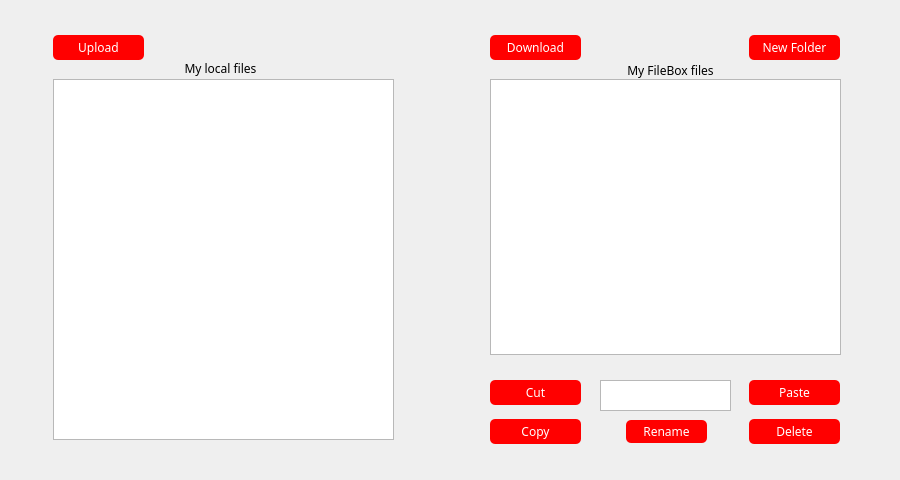
Old version of the form client/code/forms/filebox.ui in the repository LukaVujcic/26-filebox.
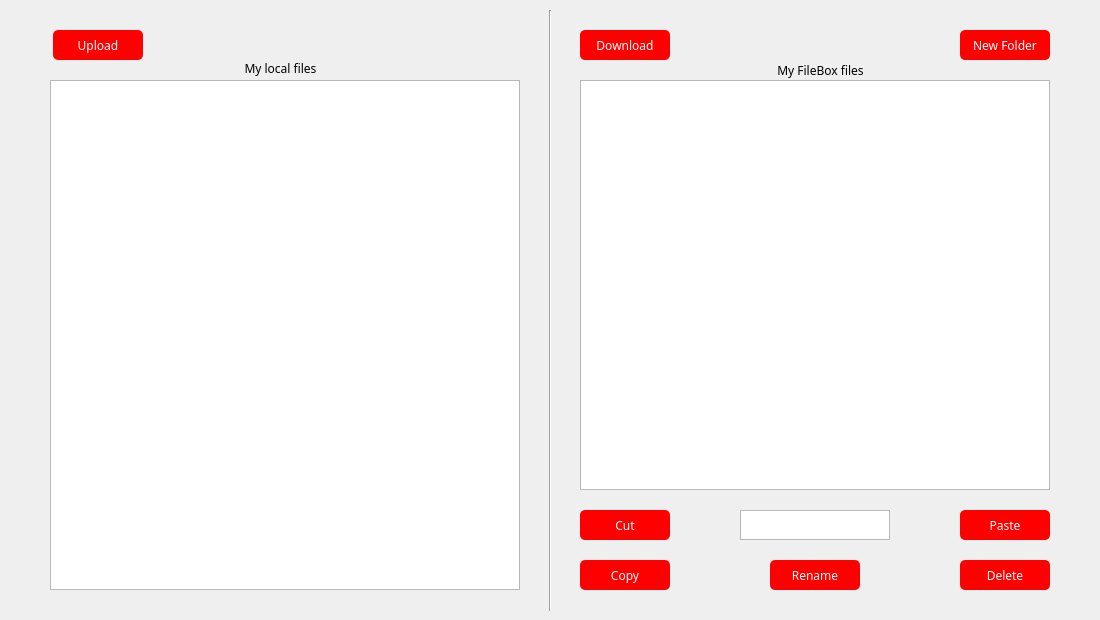
New version of the form. Icons and pictures are not drawn. Custom widgets are drawn as their Qt base class.

Commit message: style(FileBox): Make form larger

What changed in the file:
```diff
--- a/client/code/forms/filebox.ui
+++ b/client/code/forms/filebox.ui
@@ -6,20 +6,20 @@
    <rect>
     <x>0</x>
     <y>0</y>
-    <width>900</width>
-    <height>480</height>
+    <width>1100</width>
+    <height>620</height>
    </rect>
   </property>
   <property name="minimumSize">
    <size>
-    <width>900</width>
-    <height>480</height>
+    <width>1100</width>
+    <height>620</height>
    </size>
   </property>
   <property name="maximumSize">
    <size>
-    <width>900</width>
-    <height>480</height>
+    <width>1100</width>
+    <height>620</height>
    </size>
   </property>
   <property name="windowTitle">
@@ -58,9 +58,9 @@
    <property name="geometry">
     <rect>
      <x>53</x>
-     <y>35</y>
-     <width>91</width>
-     <height>25</height>
+     <y>30</y>
+     <width>90</width>
+     <height>30</height>
     </rect>
    </property>
    <property name="text">
@@ -70,7 +70,7 @@
   <widget class="QLabel" name="lblLocalFiles">
    <property name="geometry">
     <rect>
-     <x>170</x>
+     <x>230</x>
      <y>60</y>
      <width>101</width>
      <height>16</height>
@@ -89,10 +89,10 @@
   <widget class="FileSystemTreeView" name="twLocalFiles">
    <property name="geometry">
     <rect>
-     <x>53</x>
-     <y>79</y>
-     <width>341</width>
-     <height>361</height>
+     <x>50</x>
+     <y>80</y>
+     <width>470</width>
+     <height>510</height>
     </rect>
    </property>
    <property name="selectionMode">
@@ -102,10 +102,10 @@
   <widget class="QPushButton" name="pbCopy">
    <property name="geometry">
     <rect>
-     <x>490</x>
-     <y>419</y>
-     <width>91</width>
-     <height>25</height>
+     <x>580</x>
+     <y>560</y>
+     <width>90</width>
+     <height>30</height>
     </rect>
    </property>
    <property name="styleSheet">
@@ -118,10 +118,10 @@
   <widget class="QPushButton" name="pbPaste">
    <property name="geometry">
     <rect>
-     <x>749</x>
-     <y>380</y>
-     <width>91</width>
-     <height>25</height>
+     <x>960</x>
+     <y>510</y>
+     <width>90</width>
+     <height>30</height>
     </rect>
    </property>
    <property name="styleSheet">
@@ -134,10 +134,10 @@
   <widget class="FileSystemTreeView" name="twRemoteFiles">
    <property name="geometry">
     <rect>
-     <x>490</x>
-     <y>79</y>
-     <width>351</width>
-     <height>276</height>
+     <x>580</x>
+     <y>80</y>
+     <width>470</width>
+     <height>410</height>
     </rect>
    </property>
    <property name="selectionMode">
@@ -147,10 +147,10 @@
   <widget class="QPushButton" name="pbDelete">
    <property name="geometry">
     <rect>
-     <x>749</x>
-     <y>419</y>
-     <width>91</width>
-     <height>25</height>
+     <x>960</x>
+     <y>560</y>
+     <width>90</width>
+     <height>30</height>
     </rect>
    </property>
    <property name="styleSheet">
@@ -163,10 +163,10 @@
   <widget class="QPushButton" name="pbCut">
    <property name="geometry">
     <rect>
-     <x>490</x>
-     <y>380</y>
-     <width>91</width>
-     <height>25</height>
+     <x>580</x>
+     <y>510</y>
+     <width>90</width>
+     <height>30</height>
     </rect>
    </property>
    <property name="styleSheet">
@@ -179,7 +179,7 @@
   <widget class="QLabel" name="lblRemoteFiles">
    <property name="geometry">
     <rect>
-     <x>610</x>
+     <x>760</x>
      <y>60</y>
      <width>121</width>
      <height>20</height>
@@ -195,10 +195,10 @@
   <widget class="QPushButton" name="pbNewFolder">
    <property name="geometry">
     <rect>
-     <x>749</x>
-     <y>35</y>
-     <width>91</width>
-     <height>25</height>
+     <x>960</x>
+     <y>30</y>
+     <width>90</width>
+     <height>30</height>
     </rect>
    </property>
    <property name="styleSheet">
@@ -211,10 +211,10 @@
   <widget class="QPushButton" name="pbDownload">
    <property name="geometry">
     <rect>
-     <x>490</x>
-     <y>35</y>
-     <width>91</width>
-     <height>25</height>
+     <x>580</x>
+     <y>30</y>
+     <width>90</width>
+     <height>30</height>
     </rect>
    </property>
    <property name="text">
@@ -224,26 +224,39 @@
   <widget class="QTextEdit" name="txtEdit">
    <property name="geometry">
     <rect>
-     <x>600</x>
-     <y>380</y>
-     <width>131</width>
-     <height>31</height>
+     <x>740</x>
+     <y>510</y>
+     <width>150</width>
+     <height>30</height>
     </rect>
    </property>
   </widget>
   <widget class="QPushButton" name="pbRename">
    <property name="geometry">
     <rect>
-     <x>626</x>
-     <y>420</y>
-     <width>81</width>
-     <height>23</height>
+     <x>770</x>
+     <y>560</y>
+     <width>90</width>
+     <height>30</height>
     </rect>
    </property>
    <property name="text">
     <string>Rename</string>
    </property>
   </widget>
+  <widget class="Line" name="line">
+   <property name="geometry">
+    <rect>
+     <x>540</x>
+     <y>10</y>
+     <width>21</width>
+     <height>601</height>
+    </rect>
+   </property>
+   <property name="orientation">
+    <enum>Qt::Vertical</enum>
+   </property>
+  </widget>
  </widget>
  <customwidgets>
   <customwidget>
```
The commit also changes 7 other files.
